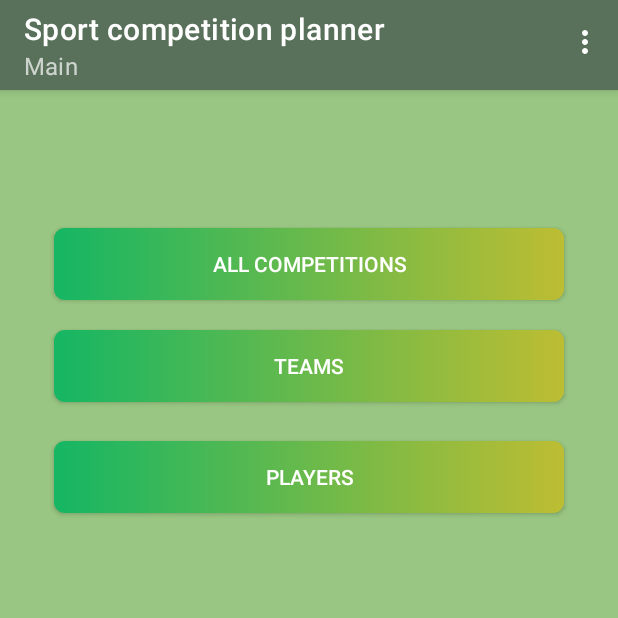
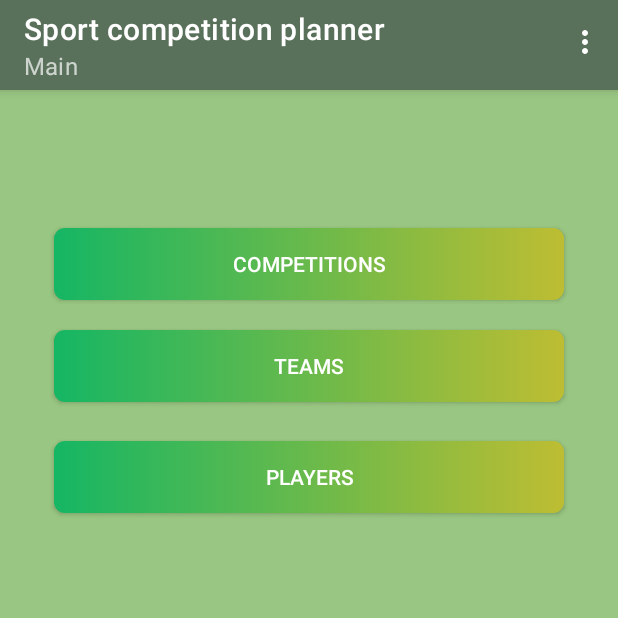
Before and after one commit to evaldassedlickas/SportCompetitionPlanner, an Android app: the screen it shows after launch once a user with an empty profile is signed in (Main), on a phone screen of 412 x 824 dp, the top half of it. Run offline under Robolectric (Android 15) with nearby library versions, the phone set to English and light mode, and no system bars; our stand-ins replace Firebase (no records; nobody signed in at launch, a user with empty details on screens opened directly).

Commit message:
pakeistas competitions button tekstas

```diff
--- a/app/src/main/res/layout/activity_main.xml
+++ b/app/src/main/res/layout/activity_main.xml
@@ -14,7 +14,7 @@
         android:layout_marginStart="36dp"
         android:layout_marginEnd="36dp"
         android:layout_marginTop="92dp"
-        android:text="@string/all_competitions"
+        android:text="@string/competitions"
         android:textColor="@android:color/white"
         app:layout_constraintStart_toStartOf="parent"
         app:layout_constraintTop_toTopOf="parent"
--- a/app/src/main/res/values/strings.xml
+++ b/app/src/main/res/values/strings.xml
@@ -2,7 +2,7 @@
     <string name="app_name">Sport Competition Planner</string>
     <string name="register">Register</string>
     <string name="login">Login</string>
-    <string name="all_competitions">All competitions</string>
+    <string name="competitions">Competitions</string>
     <string name="teams">Teams</string>
     <string name="players">Players</string>
     <string name="create_new_team">Create new team"</string>
```
